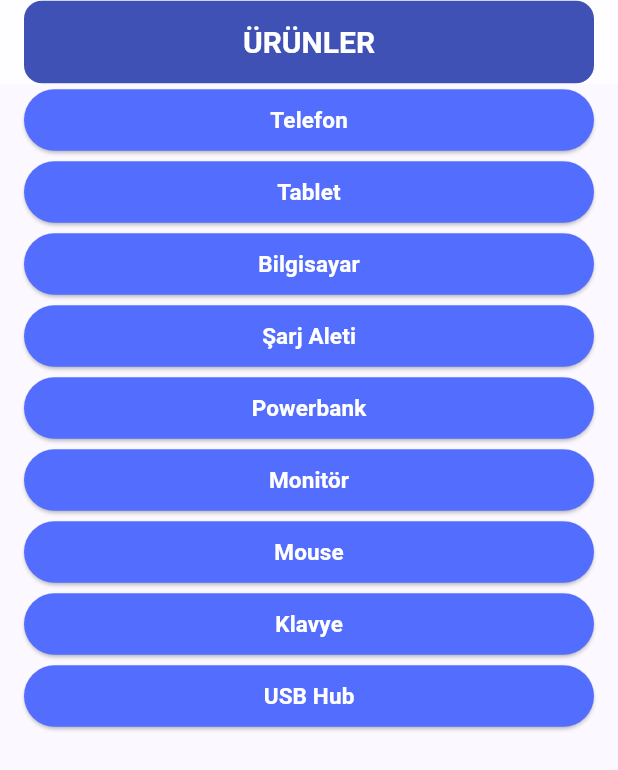
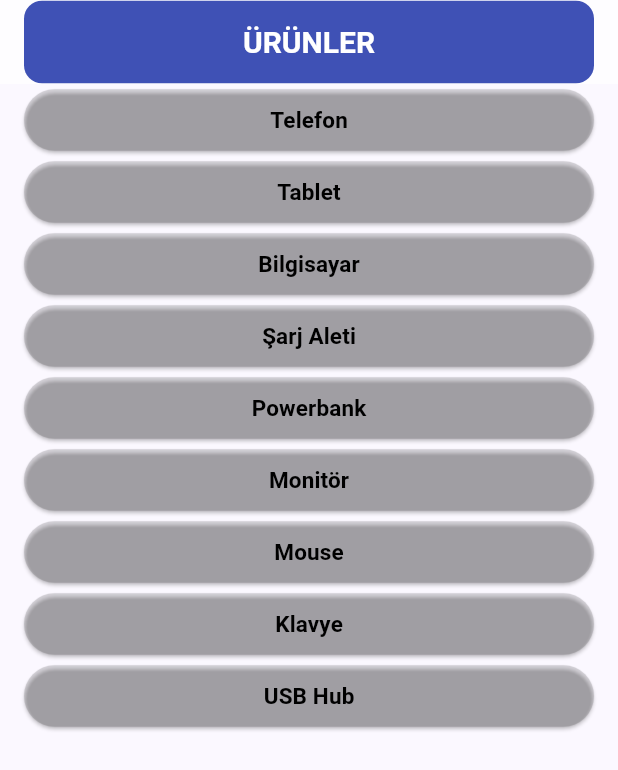
Before and after one commit to salihefeserit/deeplink-project, a Flutter app: the screen it shows after launch, on a phone screen of 412 x 824 dp. Shown: the top 770 px of the screen. Run offline on Flutter 3.47's test engine with Material 3 defaults, Android fonts, the phone set to English and light mode, and no system bars; our stand-ins replace go_router.

Commit message:
Güncelleme

```diff
--- a/lib/HomePage.dart
+++ b/lib/HomePage.dart
@@ -49,7 +49,7 @@ class _ProductCard extends StatelessWidget {
         context.go('/product/${prdct.id}');
       },
       style: ElevatedButton.styleFrom(
-        backgroundColor: Colors.indigoAccent,
+        backgroundColor: Colors.black12,
         padding: EdgeInsets.symmetric(vertical: 10),
       ),
       child: Center(
@@ -58,7 +58,7 @@ class _ProductCard extends StatelessWidget {
           style: TextStyle(
             fontSize: 15,
             fontWeight: FontWeight.bold,
-            color: Colors.white,
+            color: Colors.black,
           ),
         ),
       ),
```
